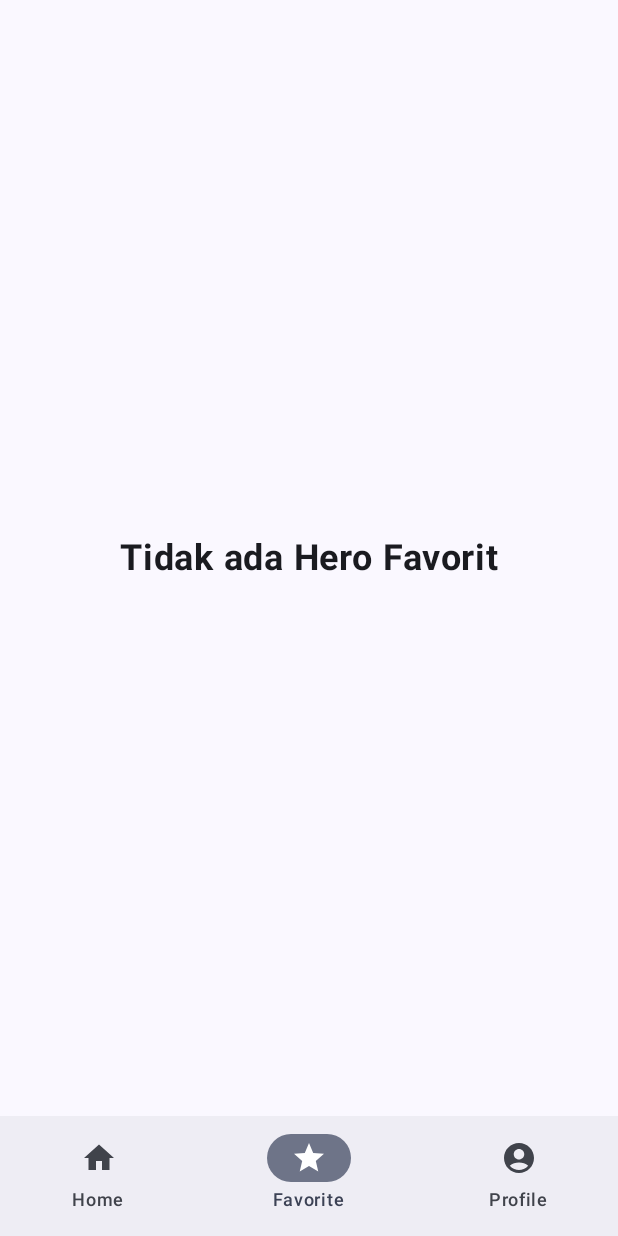
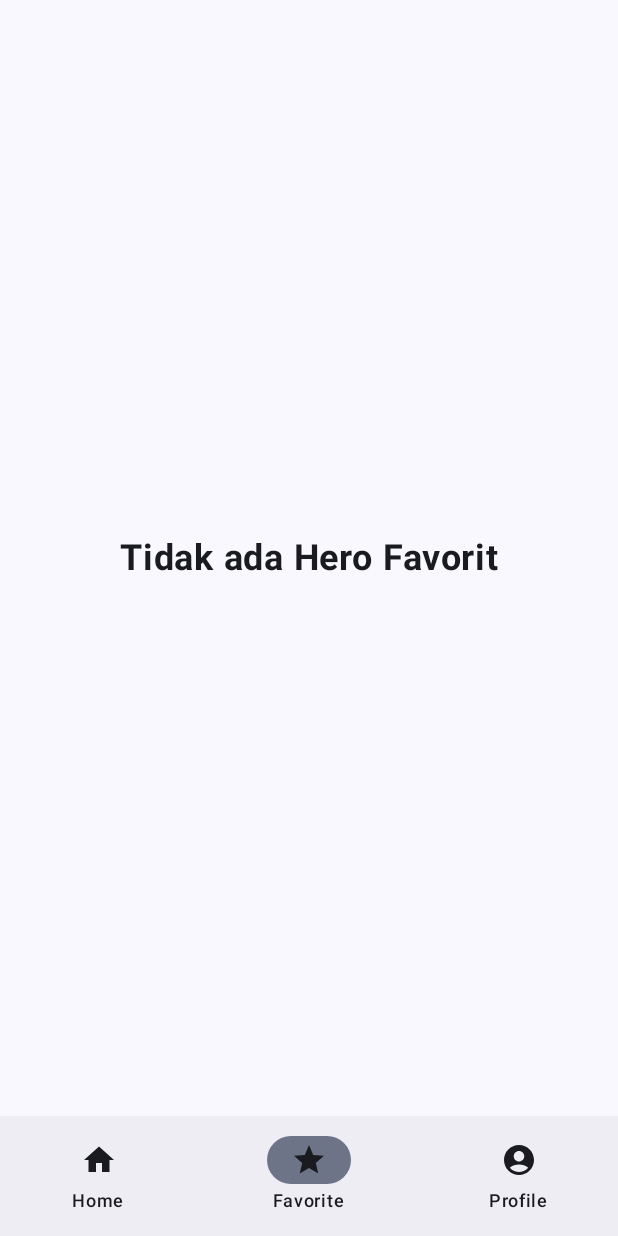
Before and after one commit to wayanpratama38/final-submission-jetpack-compose, an Android app built with Jetpack Compose: the screen it shows after launch (MainActivity), item 2 of the bottom bar chosen, on a phone screen of 412 x 824 dp. Run offline under Robolectric (Android 15) with nearby library versions, the phone set to English and light mode, and no system bars; pictures from the network do not load.

Commit message:
Implementing Material Theme Color and Typography

```diff
--- a/app/src/main/java/com/example/epic7hero/EpicSevenApp.kt
+++ b/app/src/main/java/com/example/epic7hero/EpicSevenApp.kt
@@ -7,6 +7,7 @@ import androidx.compose.material.icons.filled.AccountCircle
 import androidx.compose.material.icons.filled.Home
 import androidx.compose.material.icons.filled.Star
 import androidx.compose.material3.Icon
+import androidx.compose.material3.MaterialTheme
 import androidx.compose.material3.NavigationBar
 import androidx.compose.material3.NavigationBarItem
 import androidx.compose.material3.Scaffold
@@ -43,7 +44,8 @@ fun BottomBar(
     modifier: Modifier = Modifier
 ){
     NavigationBar(
-        modifier = modifier
+        modifier = modifier,
+        containerColor = MaterialTheme.colorScheme.surfaceContainer
     ) {
         val navBackStackEntry by navController.currentBackStackEntryAsState()
         val currentRoute = navBackStackEntry?.destination?.route
@@ -70,11 +72,16 @@ fun BottomBar(
                 icon = {
                     Icon(
                         imageVector = item.icon,
-                        contentDescription = item.title
+                        contentDescription = item.title,
+                        tint = MaterialTheme.colorScheme.onSurface
                     )
                 },
                 label = {
-                    Text(item.title)
+                    Text(
+                        text = item.title,
+                        color = MaterialTheme.colorScheme.onSurface,
+                        style = MaterialTheme.typography.labelMedium
+                    )
                 },
                 selected = currentRoute == item.screen.route,
                 onClick = {
--- a/app/src/main/java/com/example/epic7hero/MainActivity.kt
+++ b/app/src/main/java/com/example/epic7hero/MainActivity.kt
@@ -22,7 +22,7 @@ class MainActivity : ComponentActivity() {
             Epic7HeroTheme {
                 Surface (
                     modifier = Modifier.fillMaxSize(),
-                    color = MaterialTheme.colorScheme.background
+                    color = MaterialTheme.colorScheme.surface
                 ) {
                     EpicSevenApp()
                 }
--- a/app/src/main/java/com/example/epic7hero/ui/components/SearchBar.kt
+++ b/app/src/main/java/com/example/epic7hero/ui/components/SearchBar.kt
@@ -3,6 +3,8 @@ package com.example.epic7hero.ui.components
 import androidx.compose.foundation.layout.fillMaxWidth
 import androidx.compose.foundation.layout.heightIn
 import androidx.compose.foundation.layout.padding
+import androidx.compose.foundation.text.BasicTextField
+import androidx.compose.foundation.text.selection.TextSelectionColors
 import androidx.compose.material.icons.Icons
 import androidx.compose.material.icons.filled.Search
 import androidx.compose.material3.ExperimentalMaterial3Api
@@ -13,11 +15,13 @@ import androidx.compose.material3.SearchBarDefaults
 import androidx.compose.material3.Text
 import androidx.compose.material3.TextField
 import androidx.compose.material3.TextFieldColors
+import androidx.compose.material3.TextFieldDefaults
 import androidx.compose.runtime.Composable
 import androidx.compose.ui.Modifier
 import androidx.compose.ui.draw.shadow
 import androidx.compose.ui.graphics.Color
 import androidx.compose.ui.res.stringResource
+import androidx.compose.ui.text.TextStyle
 import androidx.compose.ui.tooling.preview.Devices
 import androidx.compose.ui.tooling.preview.Preview
 import androidx.compose.ui.unit.dp
@@ -37,19 +41,25 @@ fun SearchBar(
         onSearch = {},
         active = false,
         colors = SearchBarDefaults.colors(
-            containerColor = Color.LightGray,
-            dividerColor = Color.Black
+            containerColor = MaterialTheme.colorScheme.inversePrimary,
+            dividerColor = MaterialTheme.colorScheme.surface,
+            inputFieldColors = TextFieldDefaults.colors(
+                focusedTextColor = MaterialTheme.colorScheme.onPrimary,
+                unfocusedTextColor = MaterialTheme.colorScheme.onPrimary, // Warna teks saat tidak fokus
+                cursorColor = MaterialTheme.colorScheme.surface, // Warna kursor
+            )
         ),
         onActiveChange = {},
         leadingIcon = {
             Icon(
                 imageVector = Icons.Default.Search,
-                contentDescription = "Search Icon",
-                tint = MaterialTheme.colorScheme.onSurfaceVariant
+                contentDescription = stringResource(R.string.search_icon),
+                tint = MaterialTheme.colorScheme.onPrimary
             )
         },
         placeholder = {
-            Text(stringResource(R.string.search_bar_placeholder))
+            Text(stringResource(R.string.search_bar_placeholder),
+                color = MaterialTheme.colorScheme.onPrimary)
         },
         shape = MaterialTheme.shapes.large,
         modifier = modifier
@@ -58,7 +68,6 @@ fun SearchBar(
             .heightIn(min = 48.dp)
             .shadow(56.dp)
     ){ }
-
 }
 
 @Composable
--- a/app/src/main/res/values/strings.xml
+++ b/app/src/main/res/values/strings.xml
@@ -7,4 +7,5 @@
     <string name="search_bar_placeholder">Cari nama hero</string>
     <string name="no_favorite_hero">Tidak ada Hero Favorit</string>
     <string name="expandable_card_title">Title Expandable Card</string>
+    <string name="search_icon">Search Icon</string>
 </resources>
```
